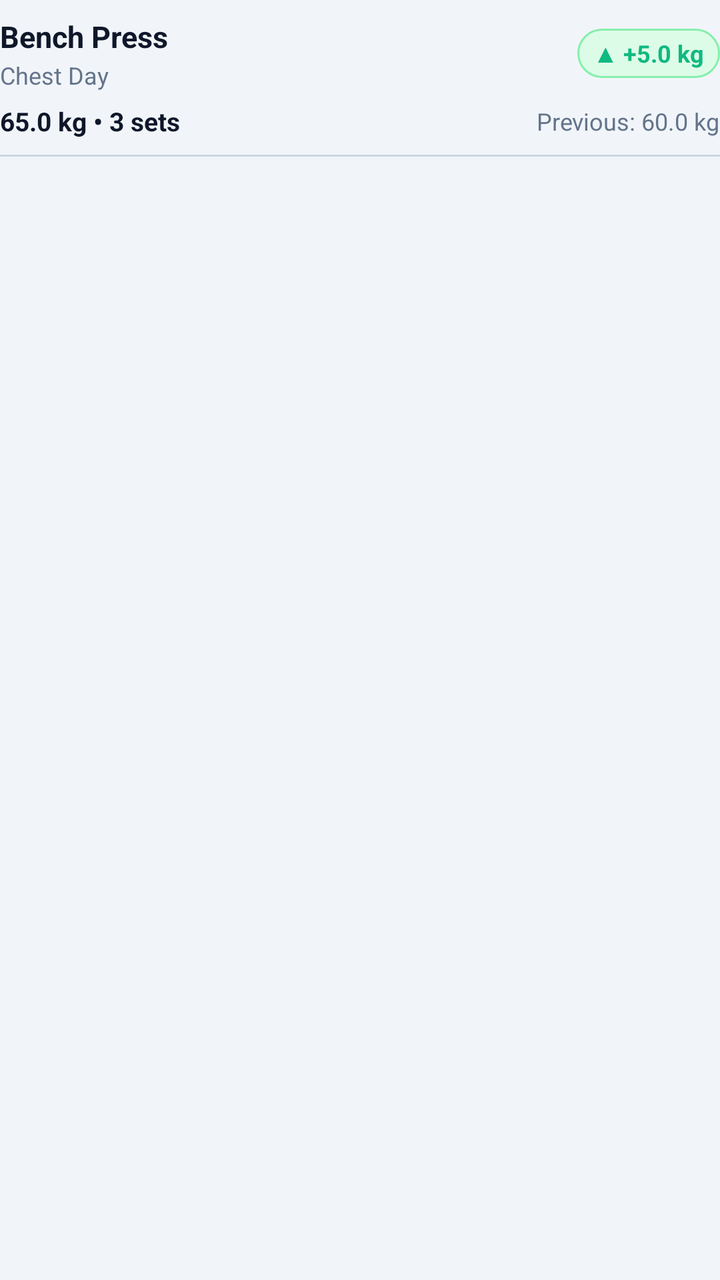
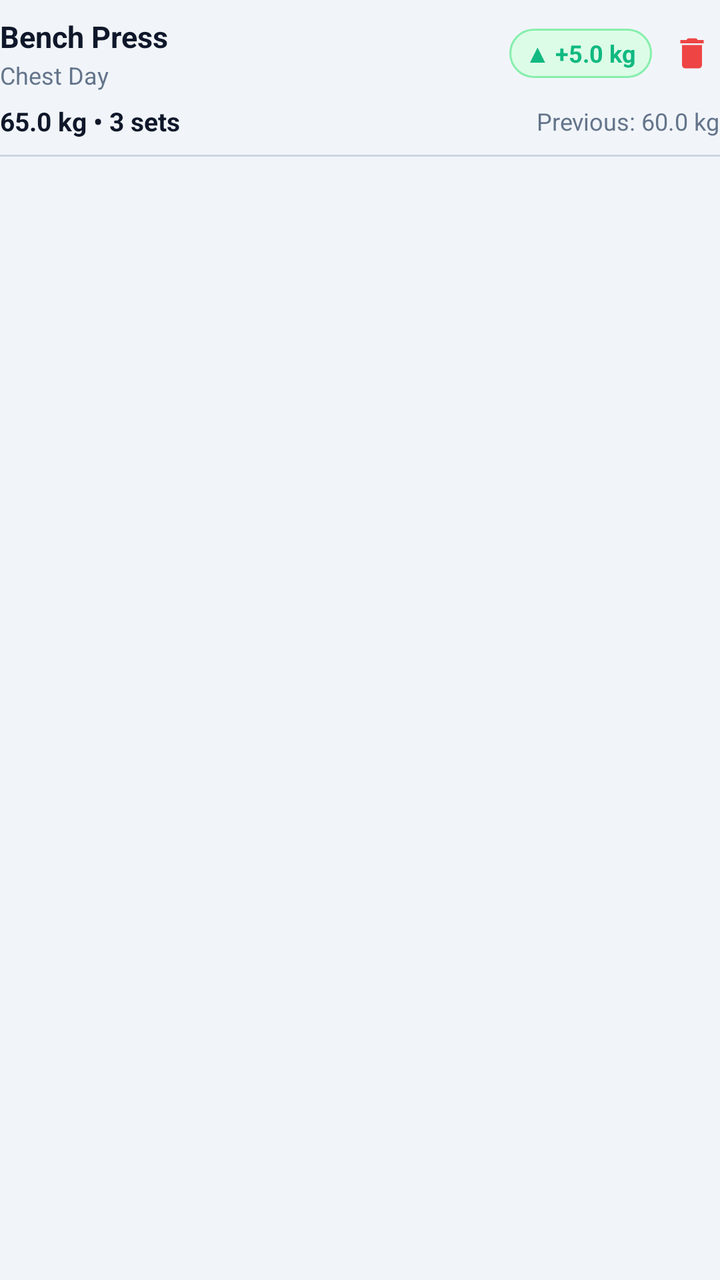

Before-and-after screenshots of an Android layout around one commit, followed by the original layout XML and the change that was made.
<!-- AndroidManifest.xml: application theme Theme.FitTrack -->
<!-- res/layout/item_history_exercise.xml -->
<?xml version="1.0" encoding="utf-8"?>
<LinearLayout xmlns:android="http://schemas.android.com/apk/res/android"
    android:layout_width="match_parent"
    android:layout_height="wrap_content"
    android:orientation="vertical"
    android:paddingTop="8dp"
    android:paddingBottom="8dp">

    
    <LinearLayout
        android:layout_width="match_parent"
        android:layout_height="wrap_content"
        android:gravity="center_vertical"
        android:orientation="horizontal">

        <LinearLayout
            android:layout_width="0dp"
            android:layout_height="wrap_content"
            android:layout_weight="1"
            android:orientation="vertical">

            <TextView
                android:id="@+id/tvHistoryExerciseName"
                android:layout_width="wrap_content"
                android:layout_height="wrap_content"
                android:text="Bench Press"
                android:textColor="?android:attr/textColorPrimary"
                android:textSize="15sp"
                android:textStyle="bold" />

            <TextView
                android:id="@+id/tvHistoryWorkoutName"
                android:layout_width="wrap_content"
                android:layout_height="wrap_content"
                android:layout_marginTop="1dp"
                android:text="Chest Day"
                android:textColor="?android:attr/textColorSecondary"
                android:textSize="12sp" />

        </LinearLayout>

        
        <TextView
            android:id="@+id/tvHistoryProgressBadge"
            android:layout_width="wrap_content"
            android:layout_height="wrap_content"
            android:background="@drawable/bg_badge_success"
            android:paddingStart="8dp"
            android:paddingTop="4dp"
            android:paddingEnd="8dp"
            android:paddingBottom="4dp"
            android:text="▲ +5.0 kg"
            android:textColor="@color/accent"
            android:textSize="12sp"
            android:textStyle="bold" />

    </LinearLayout>

    
    <LinearLayout
        android:layout_width="match_parent"
        android:layout_height="wrap_content"
        android:layout_marginTop="6dp"
        android:gravity="center_vertical"
        android:orientation="horizontal">

        <TextView
            android:id="@+id/tvHistoryPerformance"
            android:layout_width="0dp"
            android:layout_height="wrap_content"
            android:layout_weight="1"
            android:text="65.0 kg • 3 sets"
            android:textColor="?android:attr/textColorPrimary"
            android:textSize="13sp"
            android:textStyle="bold" />

        <TextView
            android:id="@+id/tvHistoryComparisonNote"
            android:layout_width="wrap_content"
            android:layout_height="wrap_content"
            android:text="Previous: 60.0 kg"
            android:textColor="?android:attr/textColorSecondary"
            android:textSize="12sp" />

    </LinearLayout>

    
    <View
        android:id="@+id/vHistoryDivider"
        android:layout_width="match_parent"
        android:layout_height="1dp"
        android:layout_marginTop="8dp"
        android:background="@color/border" />

</LinearLayout>
<!-- resources referenced by this layout -->
<resources>
  <color name="accent">#10B981</color>
  <color name="border">#CBD5E1</color>
  <!-- drawable bg_badge_success (drawable) -->
  <?xml version="1.0" encoding="utf-8"?>
  <shape xmlns:android="http://schemas.android.com/apk/res/android"
      android:shape="rectangle">
      <solid android:color="@color/badge_success_bg" />
      <corners android:radius="12dp" />
      <stroke android:width="1dp" android:color="@color/badge_success_stroke" />
  </shape>
  <style name="Theme.FitTrack" parent="Base.Theme.FitTrack" />
  <color name="badge_success_bg">#DCFCE7</color>
  <color name="badge_success_stroke">#86EFAC</color>
  <style name="Base.Theme.FitTrack" parent="Theme.MaterialComponents.DayNight.NoActionBar">
          <item name="colorPrimary">@color/primary</item>
          <item name="colorPrimaryVariant">@color/primary_dark</item>
          <item name="colorOnPrimary">@color/white</item>
          <item name="colorSecondary">@color/accent</item>
          <item name="colorSecondaryVariant">@color/accent</item>
          <item name="colorOnSecondary">@color/white</item>
          <item name="android:colorBackground">@color/bg_light</item>
          <item name="colorSurface">@color/surface</item>
          <item name="colorOnSurface">@color/text_primary</item>
          <item name="colorSurfaceVariant">@color/surface_elevated</item>
          <item name="colorOutline">@color/border</item>
          <item name="android:textColorPrimary">@color/text_primary</item>
          <item name="android:textColorSecondary">@color/text_secondary</item>
          <item name="android:textColorHint">@color/text_hint</item>
          <item name="android:statusBarColor">@color/surface</item>
          <item name="android:windowLightStatusBar">true</item>
          <item name="colorControlNormal">@color/text_primary</item>
      </style>
  <color name="primary">#2563EB</color>
  <color name="primary_dark">#1D4ED8</color>
  <color name="white">#FFFFFFFF</color>
  <color name="bg_light">#F1F5F9</color>
  <color name="surface">#FFFFFF</color>
  <color name="text_primary">#0F172A</color>
  <color name="surface_elevated">#F8FAFC</color>
  <color name="text_secondary">#64748B</color>
  <color name="text_hint">#94A3B8</color>
</resources>

<!-- the commit's change to res/layout/item_history_exercise.xml (unified diff, before → after) -->
@@ -17,6 +17,7 @@
             android:layout_width="0dp"
             android:layout_height="wrap_content"
             android:layout_weight="1"
+            android:layout_marginEnd="8dp"
             android:orientation="vertical">
 
             <TextView
@@ -53,6 +54,17 @@
             android:textColor="@color/accent"
             android:textSize="12sp"
             android:textStyle="bold" />
+
+        <ImageButton
+            android:id="@+id/btnDeleteHistoryItem"
+            android:layout_width="28dp"
+            android:layout_height="28dp"
+            android:layout_marginStart="6dp"
+            android:background="?attr/selectableItemBackgroundBorderless"
+            android:contentDescription="@string/delete_history_entry"
+            android:padding="4dp"
+            android:scaleType="centerInside"
+            android:src="@drawable/ic_delete" />
 
     </LinearLayout>
 
<!-- resource entries referenced after the edit -->
@@ -10,9 +10,22 @@
       <corners android:radius="12dp" />
       <stroke android:width="1dp" android:color="@color/badge_success_stroke" />
   </shape>
+  <!-- drawable ic_delete (drawable) -->
+  <vector xmlns:android="http://schemas.android.com/apk/res/android"
+      android:width="24dp"
+      android:height="24dp"
+      android:viewportWidth="24"
+      android:viewportHeight="24"
+      android:tint="@color/error">
+      <path
+          android:fillColor="@android:color/white"
+          android:pathData="M6,19c0,1.1 0.9,2 2,2h8c1.1,0 2,-0.9 2,-2V7H6v12zM19,4h-3.5l-1,-1h-5l-1,1H5v2h14V4z" />
+  </vector>
+  <string name="delete_history_entry">Delete history entry</string>
   <style name="Theme.FitTrack" parent="Base.Theme.FitTrack" />
   <color name="badge_success_bg">#DCFCE7</color>
   <color name="badge_success_stroke">#86EFAC</color>
+  <color name="error">#EF4444</color>
   <style name="Base.Theme.FitTrack" parent="Theme.MaterialComponents.DayNight.NoActionBar">
           <item name="colorPrimary">@color/primary</item>
           <item name="colorPrimaryVariant">@color/primary_dark</item>
